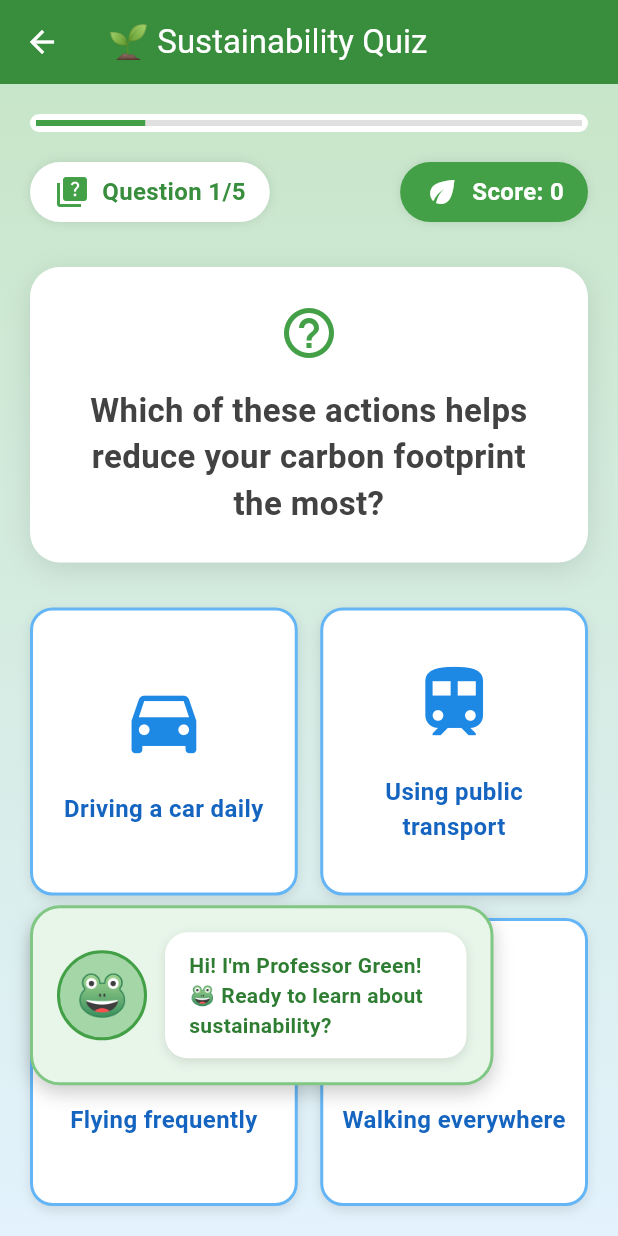
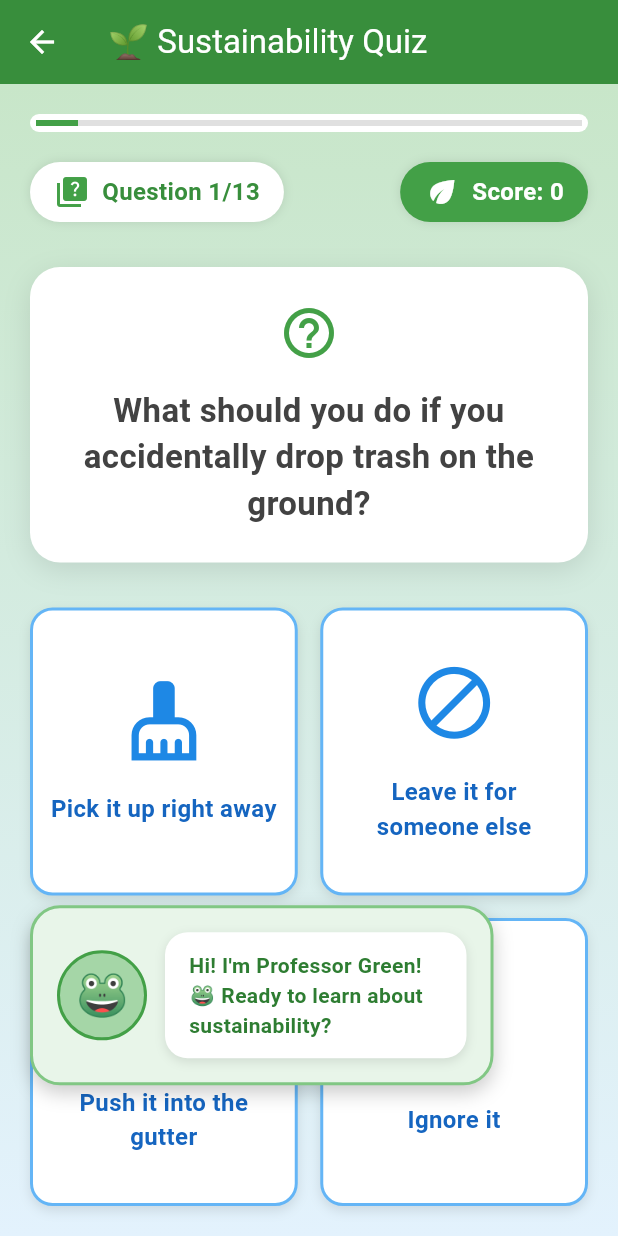
Before and after one commit to starobserver-creator/game2, a Flutter app: the screen it shows after launch, after a tap on "Start Quiz", on a phone screen of 412 x 824 dp. Run offline on Flutter 3.47's test engine with Material 3 defaults, Android fonts, the light colour scheme and no system bars.

Commit message:
updated quiz to include questions from scope, and removed out of scope questions

```diff
--- a/lib/game.dart
+++ b/lib/game.dart
@@ -20,53 +20,140 @@ class _QuizGameState extends State<QuizGame> with TickerProviderStateMixin {
   late Animation<double> _frogBounceAnimation;
 
   final List<Question> questions = [
+    // Stormwater
     Question(
-      questionText: "Which of these actions helps reduce your carbon footprint the most?",
+      questionText: "What should you do if you accidentally drop trash on the ground?",
       options: [
-        OptionWithImage(text: "Driving a car daily", icon: Icons.directions_car),
-        OptionWithImage(text: "Using public transport", icon: Icons.train),
-        OptionWithImage(text: "Flying frequently", icon: Icons.flight),
-        OptionWithImage(text: "Walking everywhere", icon: Icons.directions_walk),
+        OptionWithImage(text: "Pick it up right away", icon: Icons.cleaning_services),
+        OptionWithImage(text: "Leave it for someone else", icon: Icons.block),
+        OptionWithImage(text: "Push it into the gutter", icon: Icons.water),
+        OptionWithImage(text: "Ignore it", icon: Icons.close),
       ],
-      correctAnswer: 3,
+      correctAnswer: 0,
     ),
     Question(
-      questionText: "What is the most sustainable energy source?",
+      questionText: "After you put something in your outdoor trash bin, what should you do?",
       options: [
-        OptionWithImage(text: "Coal power", icon: Icons.factory),
-        OptionWithImage(text: "Solar power", icon: Icons.wb_sunny),
-        OptionWithImage(text: "Oil power", icon: Icons.oil_barrel),
-        OptionWithImage(text: "Nuclear power", icon: Icons.flash_on),
+        OptionWithImage(text: "Leave the lid open", icon: Icons.open_in_full),
+        OptionWithImage(text: "Make sure the trash bin lid closes completely", icon: Icons.done),
+        OptionWithImage(text: "Tip it over", icon: Icons.warning),
+        OptionWithImage(text: "Leave it for days", icon: Icons.schedule),
+      ],
+      correctAnswer: 1,
+    ),
+    // Water Conservation
+    Question(
+      questionText: "What should you do if you find a leaky faucet?",
+      options: [
+        OptionWithImage(text: "Ignore it", icon: Icons.close),
+        OptionWithImage(text: "Tell someone so it can get repaired", icon: Icons.report),
+        OptionWithImage(text: "Let it drip forever", icon: Icons.water_drop),
+        OptionWithImage(text: "Cover it with bandage", icon: Icons.medical_services),
       ],
       correctAnswer: 1,
     ),
     Question(
-      questionText: "Which practice helps conserve water?",
+      questionText: "What is the best time to water your yard?",
       options: [
-        OptionWithImage(text: "Long showers", icon: Icons.shower),
-        OptionWithImage(text: "Leaving taps running", icon: Icons.water_drop),
-        OptionWithImage(text: "Collecting rainwater", icon: Icons.cloud),
-        OptionWithImage(text: "Washing car daily", icon: Icons.local_car_wash),
+        OptionWithImage(text: "Midday", icon: Icons.wb_sunny),
+        OptionWithImage(text: "Early morning or at night", icon: Icons.nights_stay),
+        OptionWithImage(text: "During rain", icon: Icons.cloud_queue),
+        OptionWithImage(text: "Never", icon: Icons.block),
+      ],
+      correctAnswer: 1,
+    ),
+    // Recycling
+    Question(
+      questionText: "What should you do with a large empty cardboard box?",
+      options: [
+        OptionWithImage(text: "Throw it in the trash", icon: Icons.delete),
+        OptionWithImage(text: "Burn it", icon: Icons.local_fire_department),
+        OptionWithImage(text: "Flatten it and place it next to the recycling cart", icon: Icons.recycling),
+        OptionWithImage(text: "Leave it on the street", icon: Icons.block),
       ],
       correctAnswer: 2,
     ),
     Question(
-      questionText: "What should you do with plastic bottles?",
+      questionText: "What should you do with an apple core?",
       options: [
         OptionWithImage(text: "Throw in trash", icon: Icons.delete),
-        OptionWithImage(text: "Burn them", icon: Icons.local_fire_department),
-        OptionWithImage(text: "Recycle them", icon: Icons.recycling),
-        OptionWithImage(text: "Bury them", icon: Icons.construction),
+        OptionWithImage(text: "Place it in the organics bin", icon: Icons.compost),
+        OptionWithImage(text: "Leave it outside", icon: Icons.forest),
+        OptionWithImage(text: "Flush it down toilet", icon: Icons.water),
+      ],
+      correctAnswer: 1,
+    ),
+    Question(
+      questionText: "Which statement is true about recycling?",
+      options: [
+        OptionWithImage(text: "Bag all your recyclables", icon: Icons.shopping_bag),
+        OptionWithImage(text: "Don't bag recyclables – place them loose in the cart", icon: Icons.recycling),
+        OptionWithImage(text: "Mix recyclables with trash", icon: Icons.merge),
+        OptionWithImage(text: "Recycle only sometimes", icon: Icons.schedule),
+      ],
+      correctAnswer: 1,
+    ),
+    // IPM (Integrated Pest Management)
+    Question(
+      questionText: "Which statement is true?",
+      options: [
+        OptionWithImage(text: "All insects are bad and harmful", icon: Icons.bug_report),
+        OptionWithImage(text: "Not all insects are bad – many are helpful", icon: Icons.pets),
+        OptionWithImage(text: "Insects don't matter", icon: Icons.block),
+        OptionWithImage(text: "You should kill all insects", icon: Icons.warning),
+      ],
+      correctAnswer: 1,
+    ),
+    Question(
+      questionText: "If you have a fruit tree at home, what should you do?",
+      options: [
+        OptionWithImage(text: "Leave fallen fruit on the ground", icon: Icons.forest),
+        OptionWithImage(text: "Pick up fallen fruit to prevent pests", icon: Icons.agriculture),
+        OptionWithImage(text: "Pour chemicals on the tree", icon: Icons.warning),
+        OptionWithImage(text: "Cut down the tree", icon: Icons.close),
+      ],
+      correctAnswer: 1,
+    ),
+    // Pretreatment
+    Question(
+      questionText: "What should you do with extra oils and grease after cooking?",
+      options: [
+        OptionWithImage(text: "Pour down the sink", icon: Icons.water),
+        OptionWithImage(text: "Wipe up with paper towels and place in organics bin", icon: Icons.cleaning_services),
+        OptionWithImage(text: "Flush down toilet", icon: Icons.water),
+        OptionWithImage(text: "Leave on counter", icon: Icons.block),
+      ],
+      correctAnswer: 1,
+    ),
+    Question(
+      questionText: "Is it OK to flush wipes down the toilet?",
+      options: [
+        OptionWithImage(text: "Yes, all wipes are flushable", icon: Icons.done),
+        OptionWithImage(text: "No, the toilet is not a trash can. Only flush poo, pee and toilet paper.", icon: Icons.block),
+        OptionWithImage(text: "Only flush some wipes", icon: Icons.schedule),
+        OptionWithImage(text: "Yes, it doesn't matter", icon: Icons.close),
+      ],
+      correctAnswer: 1,
+    ),
+    // Wildlife
+    Question(
+      questionText: "Is it ok to feed ducks and geese at a pond?",
+      options: [
+        OptionWithImage(text: "Yes, they love bread", icon: Icons.restaurant),
+        OptionWithImage(text: "Yes, all food is good for them", icon: Icons.done),
+        OptionWithImage(text: "No, never feed wild animals, it does more harm than good.", icon: Icons.block),
+        OptionWithImage(text: "Only feed sometimes", icon: Icons.schedule),
       ],
       correctAnswer: 2,
     ),
+    // Water Quality
     Question(
-      questionText: "Which food choice is most environmentally friendly?",
+      questionText: "What's the better environmental choice?",
       options: [
-        OptionWithImage(text: "Beef daily", icon: Icons.restaurant),
-        OptionWithImage(text: "Local vegetables", icon: Icons.eco),
-        OptionWithImage(text: "Imported fruits", icon: Icons.flight_takeoff),
-        OptionWithImage(text: "Processed foods", icon: Icons.fastfood),
+        OptionWithImage(text: "Buy lots of bottled water", icon: Icons.shopping_cart),
+        OptionWithImage(text: "Drink tap water instead of buying bottled water", icon: Icons.water_drop),
+        OptionWithImage(text: "Use plastic bottles", icon: Icons.warning),
+        OptionWithImage(text: "All water sources are the same", icon: Icons.block),
       ],
       correctAnswer: 1,
     ),
--- a/lib/main.dart
+++ b/lib/main.dart
@@ -11,7 +11,7 @@ class MyApp extends StatelessWidget {
   @override
   Widget build(BuildContext context) {
     return MaterialApp(
-      title: 'Flutter Game',
+      title: 'Davis Sustainability Success',
       theme: ThemeData(
         primarySwatch: Colors.blue,
       ),
```
